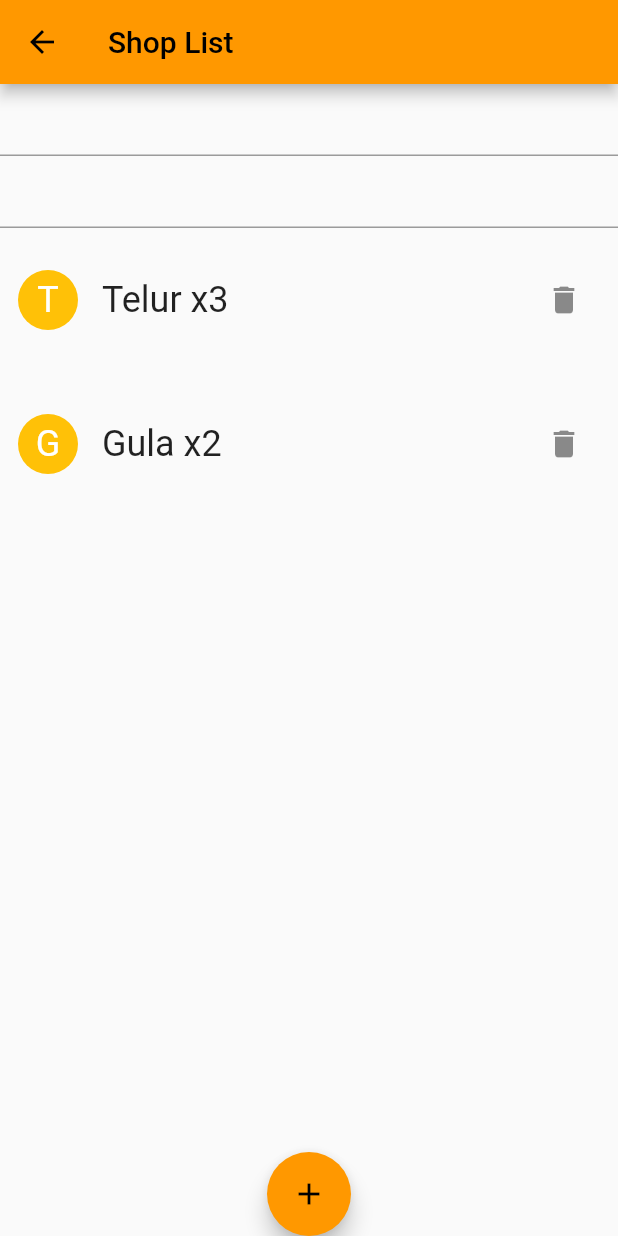
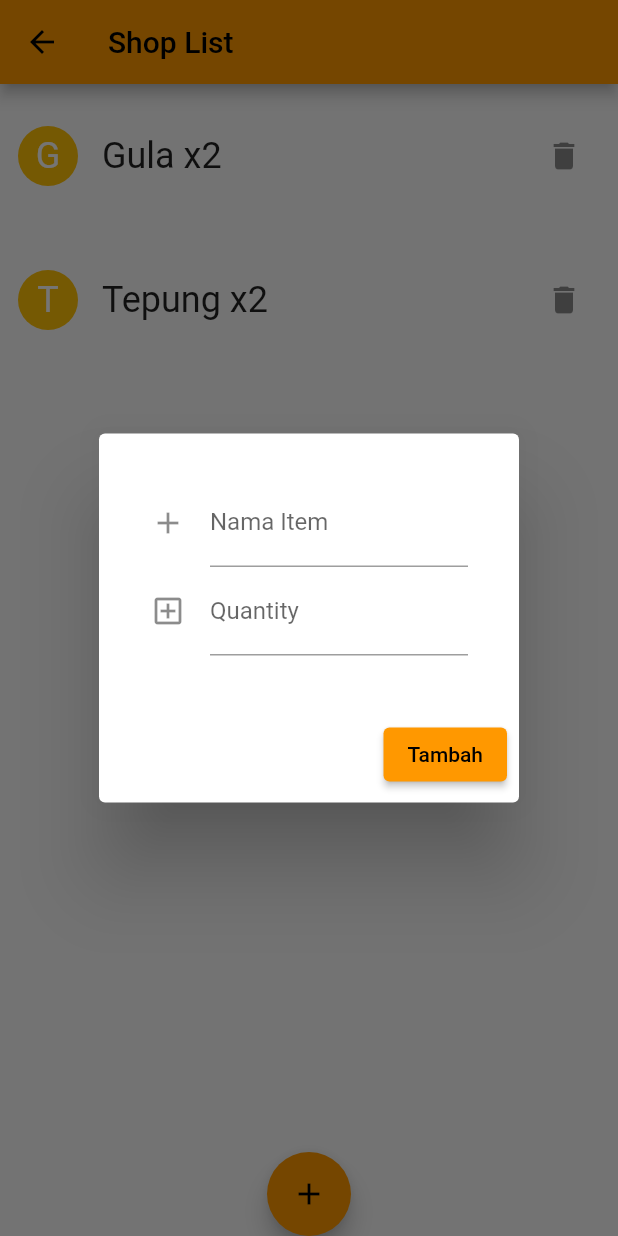
Before and after one commit to raupsss/belajar-flutter, a Flutter app: the screen it shows after launch, item 2 of the bottom bar chosen, after a tap on the "delete" icon, after a tap on the "add" icon, on a phone screen of 412 x 824 dp. Run offline on Flutter 3.47's test engine with Material 2 defaults, Android fonts, the light colour scheme and no system bars; our stand-ins replace flutter_speed_dial.

Commit message:
assignment 2

```diff
--- a/lib/shop_list.dart
+++ b/lib/shop_list.dart
@@ -57,12 +57,6 @@ class __ProductListState extends State<_ProductList> {
     return Scaffold(
       body: Column(
         children: [
-          TextField(
-            controller: _textController1,
-          ),
-          TextField(
-            controller: _textController2,
-          ),
           Expanded(
             child: ListView.builder(
               itemCount: productData.length,
@@ -99,8 +93,7 @@ class __ProductListState extends State<_ProductList> {
                     icon: Icon(Icons.delete),
                     onPressed: () {
                       setState(() {
-                        productData.remove(index);
-                        productData.length--;
+                        productData.removeAt(index);
                       });
                     },
                   ),
@@ -111,11 +104,55 @@ class __ProductListState extends State<_ProductList> {
           FloatingActionButton(
               child: Icon(Icons.add),
               onPressed: () {
-                setState(() {
-                  int qtyInput = int.parse(_textController2.text);
-                  productData.add(
-                      _Product(name: _textController1.text, qty: qtyInput));
-                });
+                showDialog(
+                    context: context,
+                    builder: (BuildContext context) {
+                      return AlertDialog(
+                        scrollable: true,
+                        content: Padding(
+                          padding: EdgeInsets.all(10.0),
+                          child: Form(
+                            child: Column(
+                              children: <Widget>[
+                                TextFormField(
+                                  decoration: InputDecoration(
+                                    labelText: "Nama Item",
+                                    icon: Icon(Icons.add),
+                                  ),
+                                  controller: _textController1,
+                                ),
+                                TextFormField(
+                                  decoration: InputDecoration(
+                                    labelText: "Quantity",
+                                    icon: Icon(Icons.add_box_outlined),
+                                  ),
+                                  controller: _textController2,
+                                ),
+                              ],
+                            ),
+                          ),
+                        ),
+                        actions: [
+                          ElevatedButton(
+                            onPressed: () {
+                              setState(() {
+                                int qtyInput = int.parse(_textController2.text);
+                                productData.add(_Product(
+                                    name: _textController1.text,
+                                    qty: qtyInput));
+                              });
+                            },
+                            child: Text("Tambah"),
+                          )
+                        ],
+                      );
+                    });
+
+                // setState(() {
+                //   int qtyInput = int.parse(_textController2.text);
+                //   productData.add(
+                //       _Product(name: _textController1.text, qty: qtyInput));
+                // });
               })
         ],
       ),
```
